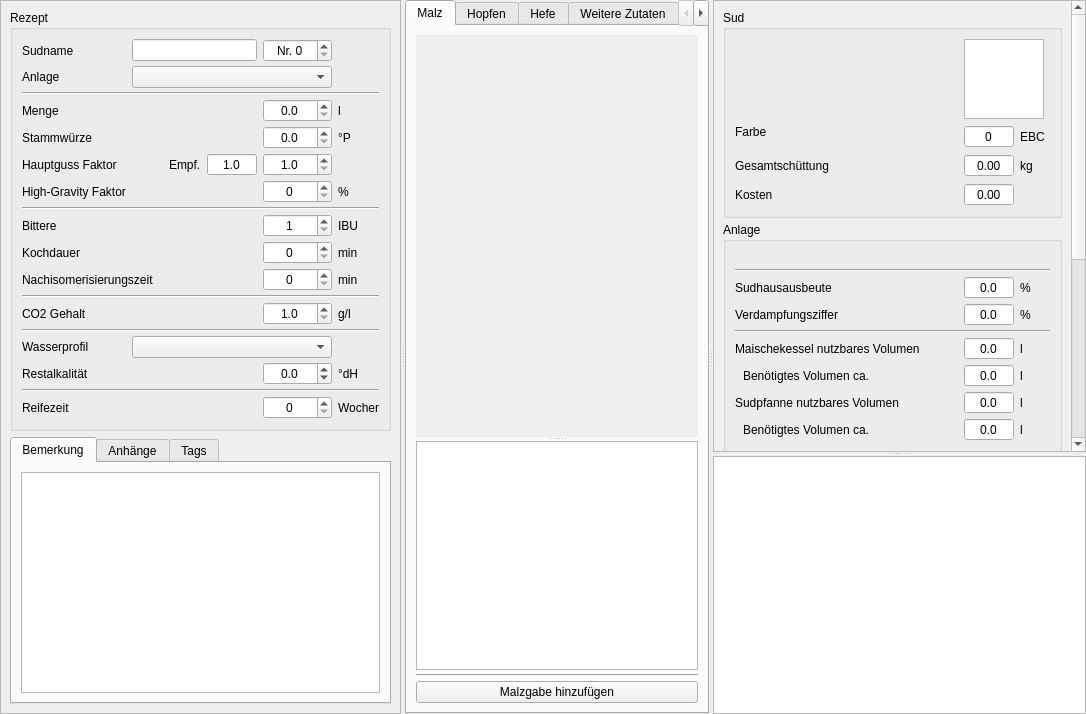
First picture: the form in kleiner-brauhelfer/tabrezept.ui, repository kleiner-brauhelfer/kleiner-brauhelfer-2, before the edit.
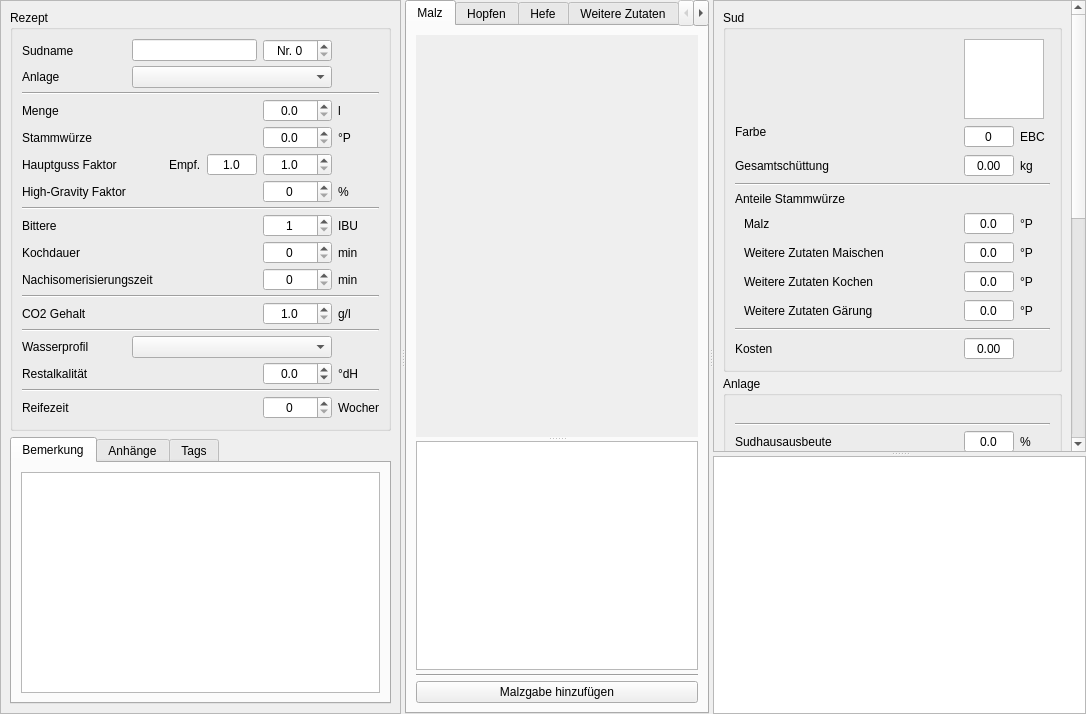
Second picture: the form after the edit. Custom widgets are drawn as their Qt base class.

The edit to the form file:
```diff
--- a/kleiner-brauhelfer/tabrezept.ui
+++ b/kleiner-brauhelfer/tabrezept.ui
@@ -1472,7 +1472,7 @@
           <x>0</x>
           <y>0</y>
           <width>326</width>
-          <height>701</height>
+          <height>842</height>
          </rect>
         </property>
         <layout class="QVBoxLayout" name="verticalLayout_11">
@@ -1491,90 +1491,7 @@
             <string>Sud</string>
            </property>
            <layout class="QGridLayout" name="gridLayout_5">
-            <item row="4" column="0">
-             <widget class="QLabel" name="label_9">
-              <property name="text">
-               <string>Gesamtschüttung</string>
-              </property>
-             </widget>
-            </item>
-            <item row="2" column="1">
-             <spacer name="horizontalSpacer_5">
-              <property name="orientation">
-               <enum>Qt::Horizontal</enum>
-              </property>
-              <property name="sizeHint" stdset="0">
-               <size>
-                <width>40</width>
-                <height>20</height>
-               </size>
-              </property>
-             </spacer>
-            </item>
-            <item row="5" column="2">
-             <widget class="DoubleSpinBox" name="tbKosten">
-              <property name="minimumSize">
-               <size>
-                <width>50</width>
-                <height>0</height>
-               </size>
-              </property>
-              <property name="toolTip">
-               <string>Kosten.</string>
-              </property>
-              <property name="alignment">
-               <set>Qt::AlignCenter</set>
-              </property>
-              <property name="readOnly">
-               <bool>true</bool>
-              </property>
-              <property name="buttonSymbols">
-               <enum>QAbstractSpinBox::NoButtons</enum>
-              </property>
-              <property name="decimals">
-               <number>2</number>
-              </property>
-              <property name="maximum">
-               <double>999.000000000000000</double>
-              </property>
-             </widget>
-            </item>
-            <item row="4" column="2">
-             <widget class="DoubleSpinBox" name="tbGesamtschuettung">
-              <property name="minimumSize">
-               <size>
-                <width>50</width>
-                <height>0</height>
-               </size>
-              </property>
-              <property name="toolTip">
-               <string>Gesamtschüttung.</string>
-              </property>
-              <property name="alignment">
-               <set>Qt::AlignCenter</set>
-              </property>
-              <property name="readOnly">
-               <bool>true</bool>
-              </property>
-              <property name="buttonSymbols">
-               <enum>QAbstractSpinBox::NoButtons</enum>
-              </property>
-              <property name="decimals">
-               <number>2</number>
-              </property>
-              <property name="maximum">
-               <double>999.000000000000000</double>
-              </property>
-             </widget>
-            </item>
-            <item row="5" column="0">
-             <widget class="QLabel" name="label_46">
-              <property name="text">
-               <string>Kosten</string>
-              </property>
-             </widget>
-            </item>
-            <item row="1" column="2" colspan="2">
+            <item row="0" column="2" colspan="2">
              <widget class="QGraphicsView" name="gvGlas">
               <property name="minimumSize">
                <size>
@@ -1596,7 +1513,310 @@
               </property>
              </widget>
             </item>
-            <item row="2" column="3">
+            <item row="1" column="0">
+             <widget class="QLabel" name="label_10">
+              <property name="text">
+               <string>Farbe</string>
+              </property>
+              <property name="alignment">
+               <set>Qt::AlignLeading|Qt::AlignLeft|Qt::AlignTop</set>
+              </property>
+             </widget>
+            </item>
+            <item row="2" column="2">
+             <widget class="DoubleSpinBox" name="tbGesamtschuettung">
+              <property name="minimumSize">
+               <size>
+                <width>50</width>
+                <height>0</height>
+               </size>
+              </property>
+              <property name="toolTip">
+               <string>Gesamtschüttung.</string>
+              </property>
+              <property name="alignment">
+               <set>Qt::AlignCenter</set>
+              </property>
+              <property name="readOnly">
+               <bool>true</bool>
+              </property>
+              <property name="buttonSymbols">
+               <enum>QAbstractSpinBox::NoButtons</enum>
+              </property>
+              <property name="decimals">
+               <number>2</number>
+              </property>
+              <property name="maximum">
+               <double>999.000000000000000</double>
+              </property>
+             </widget>
+            </item>
+            <item row="8" column="0" colspan="4">
+             <widget class="QWidget" name="wdgSWWZGaerung" native="true">
+              <layout class="QHBoxLayout" name="horizontalLayout_6">
+               <property name="topMargin">
+                <number>0</number>
+               </property>
+               <property name="rightMargin">
+                <number>0</number>
+               </property>
+               <property name="bottomMargin">
+                <number>0</number>
+               </property>
+               <item>
+                <widget class="QLabel" name="label_60">
+                 <property name="text">
+                  <string>Weitere Zutaten Gärung</string>
+                 </property>
+                </widget>
+               </item>
+               <item>
+                <spacer name="horizontalSpacer_10">
+                 <property name="orientation">
+                  <enum>Qt::Horizontal</enum>
+                 </property>
+                 <property name="sizeHint" stdset="0">
+                  <size>
+                   <width>40</width>
+                   <height>20</height>
+                  </size>
+                 </property>
+                </spacer>
+               </item>
+               <item>
+                <widget class="DoubleSpinBox" name="tbSWWZGaerung">
+                 <property name="minimumSize">
+                  <size>
+                   <width>50</width>
+                   <height>0</height>
+                  </size>
+                 </property>
+                 <property name="toolTip">
+                  <string>Anteil der Stammwürze aus den weiteren Zutaten bei der Gärung.</string>
+                 </property>
+                 <property name="alignment">
+                  <set>Qt::AlignCenter</set>
+                 </property>
+                 <property name="readOnly">
+                  <bool>true</bool>
+                 </property>
+                 <property name="buttonSymbols">
+                  <enum>QAbstractSpinBox::NoButtons</enum>
+                 </property>
+                 <property name="decimals">
+                  <number>1</number>
+                 </property>
+                </widget>
+               </item>
+               <item>
+                <widget class="QLabel" name="label_61">
+                 <property name="minimumSize">
+                  <size>
+                   <width>30</width>
+                   <height>0</height>
+                  </size>
+                 </property>
+                 <property name="text">
+                  <string>°P</string>
+                 </property>
+                </widget>
+               </item>
+              </layout>
+             </widget>
+            </item>
+            <item row="1" column="2">
+             <widget class="SpinBox" name="tbFarbe">
+              <property name="minimumSize">
+               <size>
+                <width>50</width>
+                <height>0</height>
+               </size>
+              </property>
+              <property name="toolTip">
+               <string>Errechnete Bierfarbe.</string>
+              </property>
+              <property name="alignment">
+               <set>Qt::AlignCenter</set>
+              </property>
+              <property name="readOnly">
+               <bool>true</bool>
+              </property>
+              <property name="buttonSymbols">
+               <enum>QAbstractSpinBox::NoButtons</enum>
+              </property>
+             </widget>
+            </item>
+            <item row="10" column="3">
+             <widget class="QLabel" name="lblCurrency">
+              <property name="minimumSize">
+               <size>
+                <width>30</width>
+                <height>0</height>
+               </size>
+              </property>
+             </widget>
+            </item>
+            <item row="6" column="0" colspan="4">
+             <widget class="QWidget" name="wdgSWWZMaischen" native="true">
+              <layout class="QHBoxLayout" name="horizontalLayout_4">
+               <property name="topMargin">
+                <number>0</number>
+               </property>
+               <property name="rightMargin">
+                <number>0</number>
+               </property>
+               <property name="bottomMargin">
+                <number>0</number>
+               </property>
+               <item>
+                <widget class="QLabel" name="label_56">
+                 <property name="text">
+                  <string>Weitere Zutaten Maischen</string>
+                 </property>
+                </widget>
+               </item>
+               <item>
+                <spacer name="horizontalSpacer_8">
+                 <property name="orientation">
+                  <enum>Qt::Horizontal</enum>
+                 </property>
+                 <property name="sizeHint" stdset="0">
+                  <size>
+                   <width>40</width>
+                   <height>20</height>
+                  </size>
+                 </property>
+                </spacer>
+               </item>
+               <item>
+                <widget class="DoubleSpinBox" name="tbSWWZMaischen">
+                 <property name="minimumSize">
+                  <size>
+                   <width>50</width>
+                   <height>0</height>
+                  </size>
+                 </property>
+                 <property name="toolTip">
+                  <string>Anteil der Stammwürze aus den weiteren Zutaten beim Maischen.</string>
+                 </property>
+                 <property name="alignment">
+                  <set>Qt::AlignCenter</set>
+                 </property>
+                 <property name="readOnly">
+                  <bool>true</bool>
+                 </property>
+                 <property name="buttonSymbols">
+                  <enum>QAbstractSpinBox::NoButtons</enum>
+                 </property>
+                 <property name="decimals">
+                  <number>1</number>
+                 </property>
+                </widget>
+               </item>
+               <item>
+                <widget class="QLabel" name="label_57">
+                 <property name="minimumSize">
+                  <size>
+                   <width>30</width>
+                   <height>0</height>
+                  </size>
+                 </property>
+                 <property name="text">
+                  <string>°P</string>
+                 </property>
+                </widget>
+               </item>
+              </layout>
+             </widget>
+            </item>
+            <item row="3" column="0" colspan="4">
+             <widget class="Line" name="line">
+              <property name="orientation">
+               <enum>Qt::Horizontal</enum>
+              </property>
+             </widget>
+            </item>
+            <item row="2" column="0">
+             <widget class="QLabel" name="label_9">
+              <property name="text">
+               <string>Gesamtschüttung</string>
+              </property>
+             </widget>
+            </item>
+            <item row="7" column="0" colspan="4">
+             <widget class="QWidget" name="wdgSWWZKochen" native="true">
+              <layout class="QHBoxLayout" name="horizontalLayout_5">
+               <property name="topMargin">
+                <number>0</number>
+               </property>
+               <property name="rightMargin">
+                <number>0</number>
+               </property>
+               <property name="bottomMargin">
+                <number>0</number>
+               </property>
+               <item>
+                <widget class="QLabel" name="label_58">
+                 <property name="text">
+                  <string>Weitere Zutaten Kochen</string>
+                 </property>
+                </widget>
+               </item>
+               <item>
+                <spacer name="horizontalSpacer_9">
+                 <property name="orientation">
+                  <enum>Qt::Horizontal</enum>
+                 </property>
+                 <property name="sizeHint" stdset="0">
+                  <size>
+                   <width>40</width>
+                   <height>20</height>
+                  </size>
+                 </property>
+                </spacer>
+               </item>
+               <item>
+                <widget class="DoubleSpinBox" name="tbSWWZKochen">
+                 <property name="minimumSize">
+                  <size>
+                   <width>50</width>
+                   <height>0</height>
+                  </size>
+                 </property>
+                 <property name="toolTip">
+                  <string>Anteil der Stammwürze aus den weiteren Zutaten beim Kochen.</string>
+                 </property>
+                 <property name="alignment">
+                  <set>Qt::AlignCenter</set>
+                 </property>
+                 <property name="readOnly">
+                  <bool>true</bool>
+                 </property>
+                 <property name="buttonSymbols">
+                  <enum>QAbstractSpinBox::NoButtons</enum>
+                 </property>
+                 <property name="decimals">
+                  <number>1</number>
+                 </property>
+                </widget>
+               </item>
+               <item>
+                <widget class="QLabel" name="label_59">
+                 <property name="minimumSize">
+                  <size>
+                   <width>30</width>
+                   <height>0</height>
+                  </size>
+                 </property>
+                 <property name="text">
+                  <string>°P</string>
+                 </property>
+                </widget>
+               </item>
+              </layout>
+             </widget>
+            </item>
+            <item row="1" column="3">
              <widget class="QLabel" name="label_24">
               <property name="minimumSize">
                <size>
@@ -1609,7 +1829,20 @@
               </property>
              </widget>
             </item>
-            <item row="4" column="3">
+            <item row="1" column="1">
+             <spacer name="horizontalSpacer_5">
+              <property name="orientation">
+               <enum>Qt::Horizontal</enum>
+              </property>
+              <property name="sizeHint" stdset="0">
+               <size>
+                <width>40</width>
+                <height>20</height>
+               </size>
+              </property>
+             </spacer>
+            </item>
+            <item row="2" column="3">
              <widget class="QLabel" name="label_23">
               <property name="minimumSize">
                <size>
@@ -1622,18 +1855,8 @@
               </property>
              </widget>
             </item>
-            <item row="5" column="3">
-             <widget class="QLabel" name="lblCurrency">
-              <property name="minimumSize">
-               <size>
-                <width>30</width>
-                <height>0</height>
-               </size>
-              </property>
-             </widget>
-            </item>
-            <item row="2" column="2">
-             <widget class="SpinBox" name="tbFarbe">
+            <item row="10" column="2">
+             <widget class="DoubleSpinBox" name="tbKosten">
               <property name="minimumSize">
                <size>
                 <width>50</width>
@@ -1652,15 +1875,105 @@
               <property name="buttonSymbols">
                <enum>QAbstractSpinBox::NoButtons</enum>
               </property>
+              <property name="decimals">
+               <number>2</number>
+              </property>
+              <property name="maximum">
+               <double>999.000000000000000</double>
+              </property>
              </widget>
             </item>
-            <item row="2" column="0">
-             <widget class="QLabel" name="label_10">
+            <item row="5" column="0" colspan="4">
+             <widget class="QWidget" name="wdgSWMalz" native="true">
+              <layout class="QHBoxLayout" name="horizontalLayout_3">
+               <property name="topMargin">
+                <number>0</number>
+               </property>
+               <property name="rightMargin">
+                <number>0</number>
+               </property>
+               <property name="bottomMargin">
+                <number>0</number>
+               </property>
+               <item>
+                <widget class="QLabel" name="label_47">
+                 <property name="text">
+                  <string>Malz</string>
+                 </property>
+                </widget>
+               </item>
+               <item>
+                <spacer name="horizontalSpacer_6">
+                 <property name="orientation">
+                  <enum>Qt::Horizontal</enum>
+                 </property>
+                 <property name="sizeHint" stdset="0">
+                  <size>
+                   <width>40</width>
+                   <height>20</height>
+                  </size>
+                 </property>
+                </spacer>
+               </item>
+               <item>
+                <widget class="DoubleSpinBox" name="tbSWMalz">
+                 <property name="minimumSize">
+                  <size>
+                   <width>50</width>
+                   <height>0</height>
+                  </size>
+                 </property>
+                 <property name="toolTip">
+                  <string>Anteil der Stammwürze aus den Malzgaben.</string>
+                 </property>
+                 <property name="alignment">
+                  <set>Qt::AlignCenter</set>
+                 </property>
+                 <property name="readOnly">
+                  <bool>true</bool>
+                 </property>
+                 <property name="buttonSymbols">
+                  <enum>QAbstractSpinBox::NoButtons</enum>
+                 </property>
+                 <property name="decimals">
+                  <number>1</number>
+                 </property>
+                </widget>
+               </item>
+               <item>
+                <widget class="QLabel" name="label_51">
+                 <property name="minimumSize">
+                  <size>
+                   <width>30</width>
+                   <height>0</height>
+                  </size>
+                 </property>
+                 <property name="text">
+                  <string>°P</string>
+                 </property>
+                </widget>
+               </item>
+              </layout>
+             </widget>
+            </item>
+            <item row="4" column="0">
+             <widget class="QLabel" name="label_55">
               <property name="text">
-               <string>Farbe</string>
+               <string>Anteile Stammwürze</string>
               </property>
-              <property name="alignment">
-               <set>Qt::AlignLeading|Qt::AlignLeft|Qt::AlignTop</set>
+             </widget>
+            </item>
+            <item row="10" column="0">
+             <widget class="QLabel" name="label_46">
+              <property name="text">
+               <string>Kosten</string>
+              </property>
+             </widget>
+            </item>
+            <item row="9" column="0" colspan="4">
+             <widget class="Line" name="line_2">
+              <property name="orientation">
+               <enum>Qt::Horizontal</enum>
               </property>
              </widget>
             </item>
@@ -1941,7 +2254,7 @@
                <string>Benötigtes Volumen ca.</string>
               </property>
               <property name="indent">
-               <number>8</number>
+               <number>9</number>
               </property>
              </widget>
             </item>
@@ -1951,7 +2264,7 @@
                <string>Benötigtes Volumen ca.</string>
               </property>
               <property name="indent">
-               <number>8</number>
+               <number>9</number>
               </property>
              </widget>
             </item>
```
Left out of the diff: 485 changed lines with no effect on the pictures.
